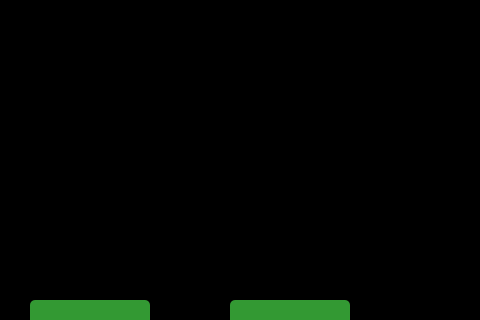
Old version of the form partidas.ui in the repository javierjose1224/Proyecto_final; both pictures show x 270 to 750 and y 0 to 320 of the 750 by 450 pixel window.
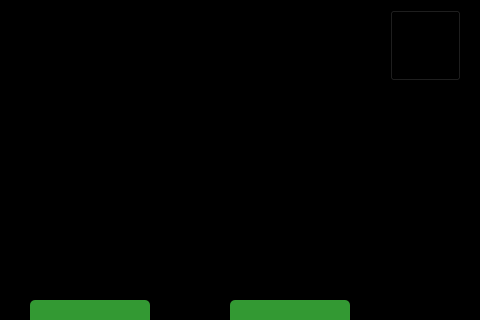
New version of the form. Icons and pictures are not drawn.

Commit message: Arreglo ventanas

Patch:
```diff
--- a/partidas.ui
+++ b/partidas.ui
@@ -161,6 +161,22 @@
       <string>&lt;html&gt;&lt;head/&gt;&lt;body&gt;&lt;p&gt;&lt;br/&gt;&lt;/p&gt;&lt;/body&gt;&lt;/html&gt;</string>
      </property>
     </widget>
+    <widget class="QPushButton" name="volver">
+     <property name="geometry">
+      <rect>
+       <x>660</x>
+       <y>10</y>
+       <width>71</width>
+       <height>71</height>
+      </rect>
+     </property>
+     <property name="styleSheet">
+      <string notr="true">border-image: url(:/Imagenes/back icon.png);</string>
+     </property>
+     <property name="text">
+      <string/>
+     </property>
+    </widget>
    </widget>
    <zorder>frame</zorder>
    <zorder>pushButton</zorder>
```
The commit also changes 5 other files.
